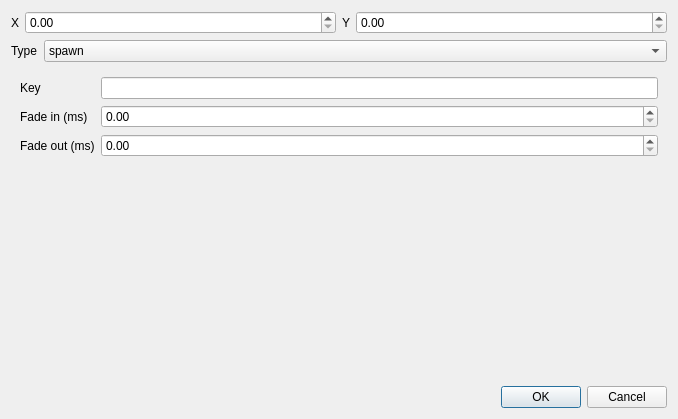
Before: the Qt Designer form tools/def_editor/ui/levelEventDialog.ui in aleios/SpaceProjectDreamcast, drawn with Qt 5.
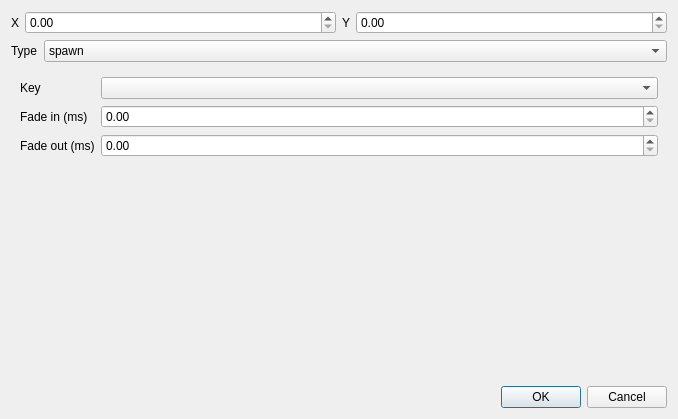
After: the same form once the commit is applied. The open tabs and pages were chosen to show the change.

Commit message: feat: Load music and sfx into editor feat: Comboboxes for music and sfx feat: Add ability to have sounds play for emitter fire, projectile hit, and collectable pickup. feat: Optional value proxy for combo boxes. fix: Check for valid key before loading sound effect.

The edit to the form file:
```diff
--- a/tools/def_editor/ui/levelEventDialog.ui
+++ b/tools/def_editor/ui/levelEventDialog.ui
@@ -180,9 +180,6 @@
          </property>
         </widget>
        </item>
-       <item row="0" column="1">
-        <widget class="QLineEdit" name="tbMusicKey"/>
-       </item>
        <item row="1" column="0">
         <widget class="QLabel" name="label_6">
          <property name="text">
@@ -211,6 +208,9 @@
          </property>
         </widget>
        </item>
+       <item row="0" column="1">
+        <widget class="QComboBox" name="cbMusicKey"/>
+       </item>
       </layout>
      </widget>
      <widget class="QWidget" name="page_3">
```
Left out of the diff: 2 changed lines with no effect on the pictures. The commit also changes 48 other files.
